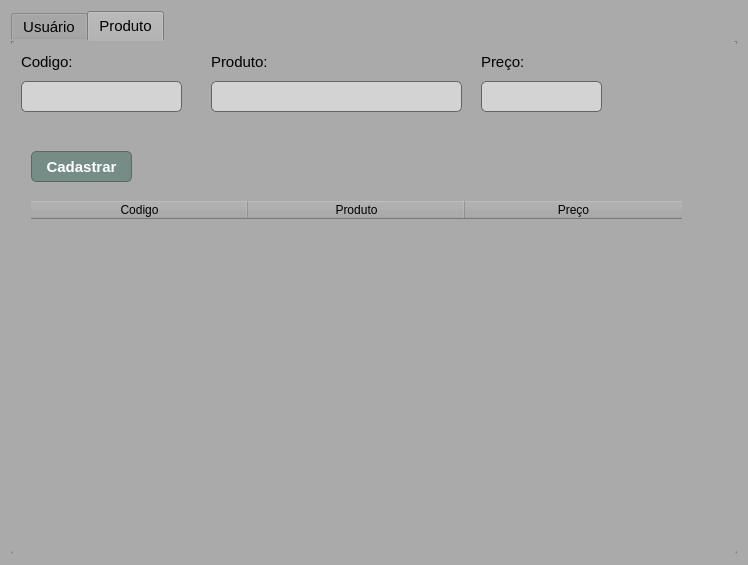
The window that user.ui (Pindoba/Comanda-pre) describes before a commit, drawn with Qt 5.
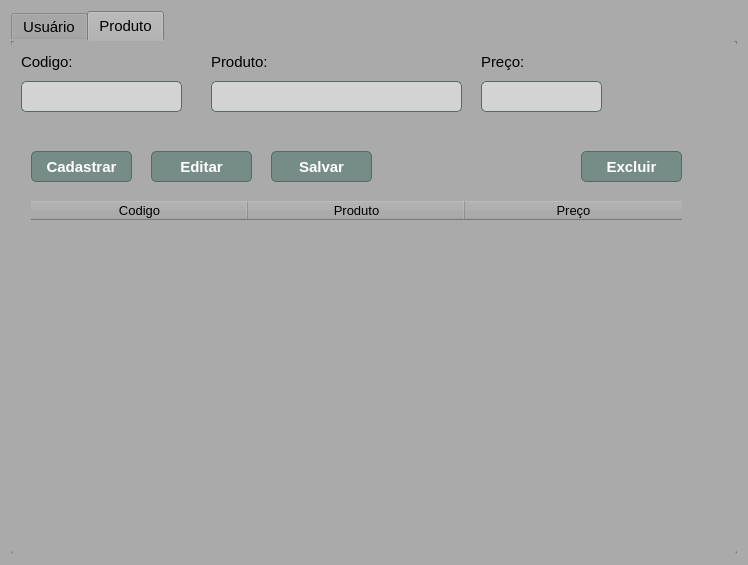
The same window after the commit. The open tabs and pages were chosen to show the change.

Commit message: edicao de produto e salvar

What changed in the file:
```diff
--- a/user.ui
+++ b/user.ui
@@ -362,6 +362,11 @@
          <height>341</height>
         </rect>
        </property>
+       <property name="font">
+        <font>
+         <pointsize>10</pointsize>
+        </font>
+       </property>
        <attribute name="horizontalHeaderDefaultSectionSize">
         <number>217</number>
        </attribute>
@@ -454,6 +459,156 @@
         <string/>
        </property>
       </widget>
+      <widget class="QPushButton" name="pushButton_4">
+       <property name="geometry">
+        <rect>
+         <x>140</x>
+         <y>110</y>
+         <width>101</width>
+         <height>31</height>
+        </rect>
+       </property>
+       <property name="font">
+        <font>
+         <family>Arial</family>
+         <pointsize>-1</pointsize>
+         <weight>75</weight>
+         <bold>true</bold>
+         <underline>false</underline>
+         <strikeout>false</strikeout>
+        </font>
+       </property>
+       <property name="styleSheet">
+        <string notr="true">QPushButton {
+	box-shadow:inset 0px 1px 3px 0px #91b8b3;
+	background:linear-gradient(to bottom, #768d87 5%, #6c7c7c 100%);
+	background-color:#768d87;
+	border-radius:5px;
+	border:1px solid #566963;
+	display:inline-block;
+	cursor:pointer;
+	color:#ffffff;
+	font-family:Arial;
+	font-size:15px;
+	font-weight:bold;
+	
+	text-decoration:none;
+	text-shadow:0px -1px 0px #2b665e;
+}
+QPushButton:hover {
+	background:linear-gradient(to bottom, #6c7c7c 5%, #768d87 100%);
+	background-color:#6c7c7c;
+}
+QPushButton:active {
+	position:relative;
+	top:1px;
+}
+</string>
+       </property>
+       <property name="text">
+        <string>Editar</string>
+       </property>
+      </widget>
+      <widget class="QPushButton" name="pushButton_5">
+       <property name="geometry">
+        <rect>
+         <x>260</x>
+         <y>110</y>
+         <width>101</width>
+         <height>31</height>
+        </rect>
+       </property>
+       <property name="font">
+        <font>
+         <family>Arial</family>
+         <pointsize>-1</pointsize>
+         <weight>75</weight>
+         <bold>true</bold>
+         <underline>false</underline>
+         <strikeout>false</strikeout>
+        </font>
+       </property>
+       <property name="styleSheet">
+        <string notr="true">QPushButton {
+	box-shadow:inset 0px 1px 3px 0px #91b8b3;
+	background:linear-gradient(to bottom, #768d87 5%, #6c7c7c 100%);
+	background-color:#768d87;
+	border-radius:5px;
+	border:1px solid #566963;
+	display:inline-block;
+	cursor:pointer;
+	color:#ffffff;
+	font-family:Arial;
+	font-size:15px;
+	font-weight:bold;
+	
+	text-decoration:none;
+	text-shadow:0px -1px 0px #2b665e;
+}
+QPushButton:hover {
+	background:linear-gradient(to bottom, #6c7c7c 5%, #768d87 100%);
+	background-color:#6c7c7c;
+}
+QPushButton:active {
+	position:relative;
+	top:1px;
+}
+</string>
+       </property>
+       <property name="text">
+        <string>Salvar</string>
+       </property>
+      </widget>
+      <widget class="QPushButton" name="pushButton_9">
+       <property name="geometry">
+        <rect>
+         <x>570</x>
+         <y>110</y>
+         <width>101</width>
+         <height>31</height>
+        </rect>
+       </property>
+       <property name="font">
+        <font>
+         <family>Arial</family>
+         <pointsize>-1</pointsize>
+         <weight>75</weight>
+         <bold>true</bold>
+         <underline>false</underline>
+         <strikeout>false</strikeout>
+        </font>
+       </property>
+       <property name="styleSheet">
+        <string notr="true">QPushButton {
+	box-shadow:inset 0px 1px 3px 0px #91b8b3;
+	background:linear-gradient(to bottom, #768d87 5%, #6c7c7c 100%);
+	background-color:#768d87;
+	border-radius:5px;
+	border:1px solid #566963;
+	display:inline-block;
+	cursor:pointer;
+	color:#ffffff;
+	font-family:Arial;
+	font-size:15px;
+	font-weight:bold;
+	
+	text-decoration:none;
+	text-shadow:0px -1px 0px #2b665e;
+}
+QPushButton:hover {
+	background:linear-gradient(to bottom, #6c7c7c 5%, #768d87 100%);
+	background-color:#6c7c7c;
+}
+QPushButton:active {
+	position:relative;
+	top:1px;
+}
+</string>
+       </property>
+       <property name="text">
+        <string>Excluir</string>
+       </property>
+      </widget>
      </widget>
     </widget>
    </item>
```
Left out of the diff: 17 changed lines with no effect on the pictures. The commit also changes 3 other files.
